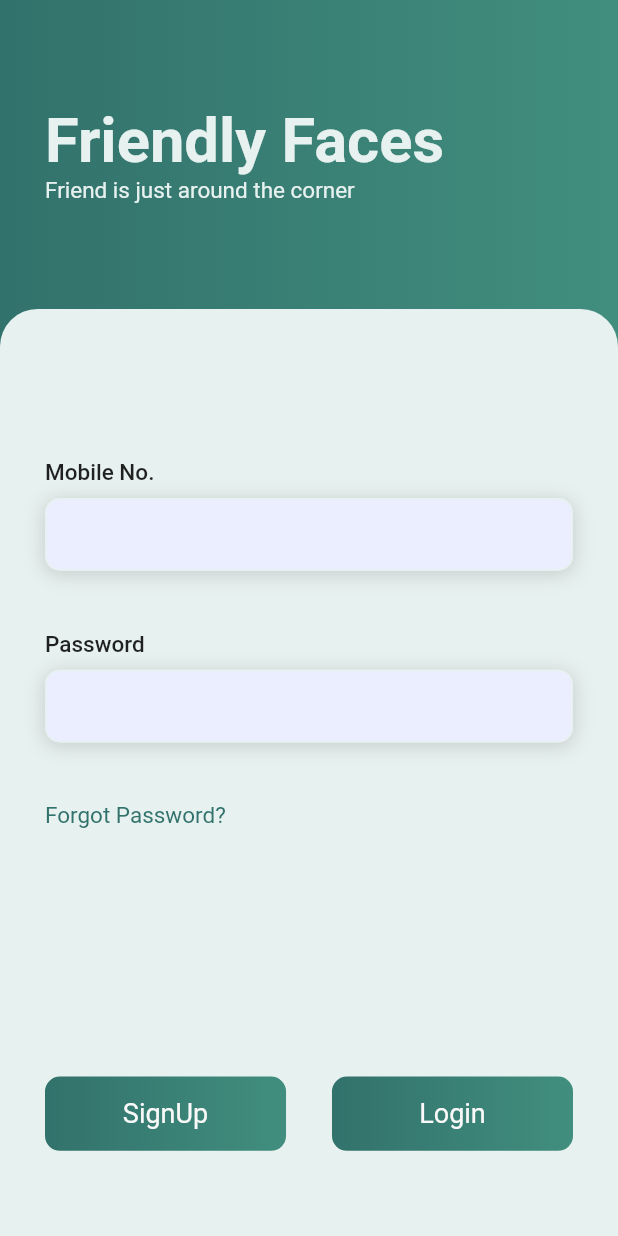
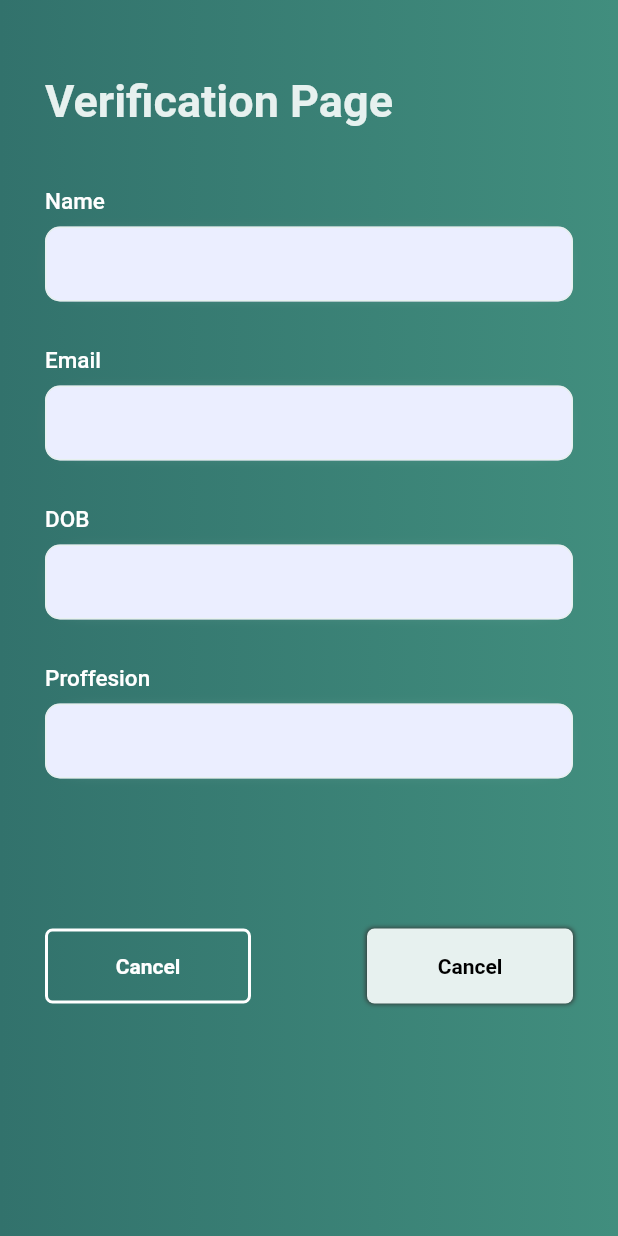
Before and after one commit to m0hit-kumar/Friendly-Faces, a Flutter app: the screen it shows after launch, on a phone screen of 412 x 824 dp. Run offline on Flutter 3.47's test engine with Material 2 defaults, Android fonts, the phone set to English and light mode, and no system bars; our stand-ins replace firebase_core, flutter_svg, get; accounts and stored records are empty.

Commit message:
create profile Page ui

```diff
--- a/lib/main.dart
+++ b/lib/main.dart
@@ -1,6 +1,7 @@
 import 'package:firebase_core/firebase_core.dart';
 import 'package:flutter/material.dart';
 import 'package:friendly_faces/pages/auth/auth_page.dart';
+import 'package:friendly_faces/pages/auth/create_profile.dart';
 import 'package:friendly_faces/pages/auth/otp_page.dart';
 import 'package:get/get.dart';
 import 'firebase_options.dart';
@@ -20,7 +21,7 @@ class MyApp extends StatelessWidget {
   @override
   Widget build(BuildContext context) {
     return GetMaterialApp(
-      initialRoute: "/auth",
+      initialRoute: "/createProfile",
       debugShowCheckedModeBanner: false,
       getPages: [
         GetPage(
@@ -31,6 +32,10 @@ class MyApp extends StatelessWidget {
           name: "/otpPage",
           page: () => const AdminOTPScreen(),
         ),
+        GetPage(
+          name: "/createProfile",
+          page: () => const CreateProfile(),
+        ),
       ],
     );
   }
--- /dev/null
+++ b/lib/pages/auth/create_profile.dart
@@ -0,0 +1,284 @@
+import 'package:flutter/material.dart';
+import 'package:flutter/services.dart';
+import 'package:friendly_faces/constants/constants.dart';
+import 'package:friendly_faces/widgets/custom_button.dart';
+import 'package:friendly_faces/widgets/input_widget.dart';
+import 'package:get/get.dart';
+
+class CreateProfile extends StatefulWidget {
+  const CreateProfile({super.key});
+
+  @override
+  State<CreateProfile> createState() => _CreateProfileState();
+}
+
+class _CreateProfileState extends State<CreateProfile> {
+  TextEditingController phoneController = TextEditingController();
+  TextEditingController passwordController = TextEditingController();
+
+  final constants = Get.put(Constants());
+  @override
+  Widget build(BuildContext context) {
+    return Scaffold(
+      body: SingleChildScrollView(
+        child: Container(
+          height: Get.height,
+          width: Get.width,
+          decoration: BoxDecoration(
+            gradient: LinearGradient(
+                colors: [constants.centerLeftColor, constants.centerRightColor],
+                begin: Alignment.centerLeft,
+                end: Alignment.centerRight),
+          ),
+          child: Padding(
+            padding: const EdgeInsets.only(top: 50.0, left: 30.0, right: 30.0),
+            child: Column(
+              crossAxisAlignment: CrossAxisAlignment.start,
+              children: [
+                Text(
+                  "Verification Page",
+                  style: TextStyle(
+                      fontSize: 30,
+                      color: constants.whiteBackground,
+                      fontWeight: FontWeight.w700),
+                ),
+                const SizedBox(
+                  height: 40,
+                ),
+                const Padding(
+                  padding: EdgeInsets.only(bottom: 8.0),
+                  child: Text(
+                    "Name",
+                    style: TextStyle(
+                        color: Colors.white,
+                        fontSize: 15,
+                        fontWeight: FontWeight.w500),
+                  ),
+                ),
+                Container(
+                  decoration: BoxDecoration(
+                    boxShadow: const [
+                      BoxShadow(
+                        color: Color(0xffa3b1c6), // darker color
+                      ),
+                      BoxShadow(
+                        color: Color(0xffe0e5ec), // background color
+                        spreadRadius: -12.0,
+                        blurRadius: 12.0,
+                      ),
+                    ],
+                    color: constants.inputBackgroundColor,
+                    borderRadius: BorderRadius.circular(10),
+                    border: Border.all(color: constants.whiteBackground),
+                  ),
+                  // width: 60,
+                  height: 50,
+                  child: Padding(
+                    padding: const EdgeInsets.only(left: 8.0, right: 8.0),
+                    child: TextFormField(
+                      decoration: const InputDecoration(
+                        hintText: " ",
+                        border: InputBorder.none,
+                      ),
+                      autofocus: false,
+                      style: const TextStyle(
+                          fontSize: 18, color: Color.fromARGB(255, 19, 19, 19)),
+                      textAlign: TextAlign.left,
+                    ),
+                  ),
+                ),
+                const SizedBox(
+                  height: 30.0,
+                ),
+                const Padding(
+                  padding: EdgeInsets.only(bottom: 8.0),
+                  child: Text(
+                    "Email",
+                    style: TextStyle(
+                        color: Colors.white,
+                        fontSize: 15,
+                        fontWeight: FontWeight.w500),
+                  ),
+                ),
+                Container(
+                  decoration: BoxDecoration(
+                    boxShadow: const [
+                      BoxShadow(
+                        color: Color(0xffa3b1c6), // darker color
+                      ),
+                      BoxShadow(
+                        color: Color(0xffe0e5ec), // background color
+                        spreadRadius: -12.0,
+                        blurRadius: 12.0,
+                      ),
+                    ],
+                    color: constants.inputBackgroundColor,
+                    borderRadius: BorderRadius.circular(10),
+                    border: Border.all(color: constants.whiteBackground),
+                  ),
+                  // width: 60,
+                  height: 50,
+                  child: Padding(
+                    padding: const EdgeInsets.only(left: 8.0, right: 8.0),
+                    child: TextFormField(
+                      decoration: const InputDecoration(
+                        hintText: " ",
+                        border: InputBorder.none,
+                      ),
+                      autofocus: false,
+                      style: const TextStyle(
+                          fontSize: 18, color: Color.fromARGB(255, 19, 19, 19)),
+                      textAlign: TextAlign.left,
+                    ),
+                  ),
+                ),
+                const SizedBox(
+                  height: 30.0,
+                ),
+                const Padding(
+                  padding: EdgeInsets.only(bottom: 8.0),
+                  child: Text(
+                    "DOB",
+                    style: TextStyle(
+                        color: Colors.white,
+                        fontSize: 15,
+                        fontWeight: FontWeight.w500),
+                  ),
+                ),
+                Container(
+                  decoration: BoxDecoration(
+                    boxShadow: const [
+                      BoxShadow(
+                        color: Color(0xffa3b1c6), // darker color
+                      ),
+                      BoxShadow(
+                        color: Color(0xffe0e5ec), // background color
+                        spreadRadius: -12.0,
+                        blurRadius: 12.0,
+                      ),
+                    ],
+                    color: constants.inputBackgroundColor,
+                    borderRadius: BorderRadius.circular(10),
+                    border: Border.all(color: constants.whiteBackground),
+                  ),
+                  // width: 60,
+                  height: 50,
+                  child: Padding(
+                    padding: const EdgeInsets.only(left: 8.0, right: 8.0),
+                    child: TextFormField(
+                      decoration: const InputDecoration(
+                        hintText: " ",
+                        border: InputBorder.none,
+                      ),
+                      autofocus: false,
+                      style: const TextStyle(
+                          fontSize: 18, color: Color.fromARGB(255, 19, 19, 19)),
+                      textAlign: TextAlign.left,
+                    ),
+                  ),
+                ),
+                const SizedBox(
+                  height: 30.0,
+                ),
+                const Padding(
+                  padding: EdgeInsets.only(bottom: 8.0),
+                  child: Text(
+                    "Proffesion",
+                    style: TextStyle(
+                        color: Colors.white,
+                        fontSize: 15,
+                        fontWeight: FontWeight.w500),
+                  ),
+                ),
+                Container(
+                  decoration: BoxDecoration(
+                    boxShadow: const [
+                      BoxShadow(
+                        color: Color(0xffa3b1c6), // darker color
+                      ),
+                      BoxShadow(
+                        color: Color(0xffe0e5ec), // background color
+                        spreadRadius: -12.0,
+                        blurRadius: 12.0,
+                      ),
+                    ],
+                    color: constants.inputBackgroundColor,
+                    borderRadius: BorderRadius.circular(10),
+                    border: Border.all(color: constants.whiteBackground),
+                  ),
+                  // width: 60,
+                  height: 50,
+                  child: Padding(
+                    padding: const EdgeInsets.only(left: 8.0, right: 8.0),
+                    child: TextFormField(
+                      decoration: const InputDecoration(
+                        hintText: " ",
+                        border: InputBorder.none,
+                      ),
+                      autofocus: false,
+                      style: const TextStyle(
+                          fontSize: 18, color: Color.fromARGB(255, 19, 19, 19)),
+                      textAlign: TextAlign.left,
+                    ),
+                  ),
+                ),
+                SizedBox(height: 100.0),
+                Row(
+                  mainAxisAlignment: MainAxisAlignment.spaceBetween,
+                  children: [
+                    InkWell(
+                      onTap: () {},
+                      child: Container(
+                        decoration: BoxDecoration(
+                          // color: constants.whiteBackground,
+                          border: Border.all(width: 2, color: Colors.white),
+                          borderRadius: const BorderRadius.all(
+                            Radius.circular(5.0),
+                          ),
+                        ),
+                        width: Get.width / 3,
+                        height: 50,
+                        child: const Center(
+                          child: Text("Cancel",
+                              style: TextStyle(
+                                  color: Colors.white,
+                                  fontWeight: FontWeight.w600)),
+                        ),
+                      ),
+                    ),
+                    InkWell(
+                      onTap: () {},
+                      child: Container(
+                        decoration: BoxDecoration(
+                          boxShadow: const [
+                            BoxShadow(
+                                color: Color.fromARGB(255, 53, 52, 52), //New
+                                blurRadius: 2.0,
+                                spreadRadius: 0.3)
+                          ],
+                          color: constants.whiteBackground,
+                          // border: Border.all(width: 2, color: Colors.white),
+                          borderRadius: const BorderRadius.all(
+                            Radius.circular(5.0),
+                          ),
+                        ),
+                        width: Get.width / 3,
+                        height: 50,
+                        child: const Center(
+                          child: Text("Cancel",
+                              style: TextStyle(
+                                  color: Colors.black,
+                                  fontWeight: FontWeight.w600)),
+                        ),
+                      ),
+                    ),
+                  ],
+                )
+              ],
+            ),
+          ),
+        ),
+      ),
+    );
+  }
+}
```
